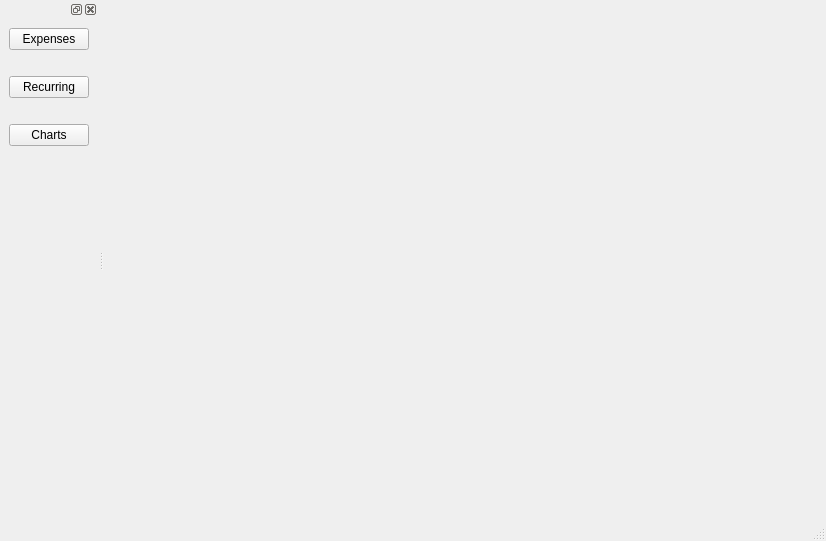
Above: src/ui/mainwindow.ui from lambda-snail/juno before the change. Below: the same form after it.
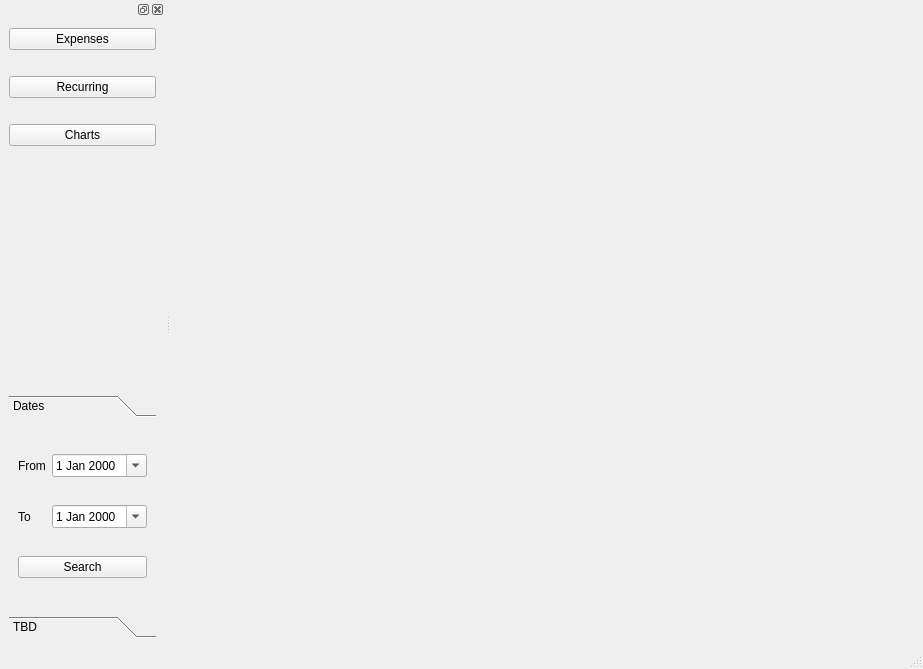
That is the form after the change.

Commit message: centralize the to and from date handling so that we don't need to replicate the update logic over several widgets

Diff of the .ui file:
```diff
--- a/src/ui/mainwindow.ui
+++ b/src/ui/mainwindow.ui
@@ -6,8 +6,8 @@
    <rect>
     <x>0</x>
     <y>0</y>
-    <width>826</width>
-    <height>541</height>
+    <width>923</width>
+    <height>669</height>
    </rect>
   </property>
   <property name="windowTitle">
@@ -103,6 +103,90 @@
        </property>
       </spacer>
      </item>
+     <item>
+      <widget class="QToolBox" name="toolBox">
+       <property name="currentIndex">
+        <number>0</number>
+       </property>
+       <widget class="QWidget" name="page">
+        <property name="geometry">
+         <rect>
+          <x>0</x>
+          <y>0</y>
+          <width>174</width>
+          <height>151</height>
+         </rect>
+        </property>
+        <attribute name="label">
+         <string>Dates</string>
+        </attribute>
+        <layout class="QVBoxLayout" name="verticalLayout_2">
+         <item>
+          <layout class="QHBoxLayout" name="horizontalLayout_2">
+           <item>
+            <widget class="QLabel" name="fromLabel">
+             <property name="text">
+              <string>From</string>
+             </property>
+            </widget>
+           </item>
+           <item>
+            <widget class="QDateEdit" name="fromDate">
+             <property name="calendarPopup">
+              <bool>true</bool>
+             </property>
+             <property name="timeSpec">
+              <enum>Qt::TimeSpec::LocalTime</enum>
+             </property>
+            </widget>
+           </item>
+          </layout>
+         </item>
+         <item>
+          <layout class="QHBoxLayout" name="horizontalLayout_3">
+           <item>
+            <widget class="QLabel" name="toLabel">
+             <property name="text">
+              <string>To</string>
+             </property>
+            </widget>
+           </item>
+           <item>
+            <widget class="QDateEdit" name="toDate">
+             <property name="calendarPopup">
+              <bool>true</bool>
+             </property>
+             <property name="timeSpec">
+              <enum>Qt::TimeSpec::LocalTime</enum>
+             </property>
+            </widget>
+           </item>
+          </layout>
+         </item>
+         <item>
+          <widget class="QPushButton" name="searchButton">
+           <property name="text">
+            <string>Search</string>
+           </property>
+          </widget>
+         </item>
+        </layout>
+       </widget>
+       <widget class="QWidget" name="page_2">
+        <property name="geometry">
+         <rect>
+          <x>0</x>
+          <y>0</y>
+          <width>174</width>
+          <height>151</height>
+         </rect>
+        </property>
+        <attribute name="label">
+         <string>TBD</string>
+        </attribute>
+       </widget>
+      </widget>
+     </item>
     </layout>
    </widget>
   </widget>
```
Left out of the diff: 2 changed lines with no effect on the pictures. The commit also changes 9 other files.
